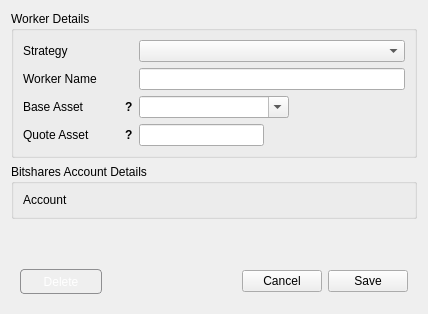
Old version of the form dexbot/views/ui/edit_worker_window.ui in the repository xeroc/stakemachine.
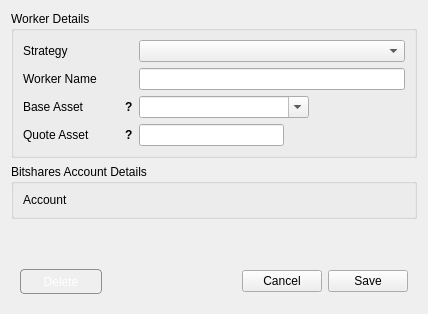
New version of the form.

Commit message: Change strategy ui layout

Patch:
```diff
--- a/dexbot/views/ui/edit_worker_window.ui
+++ b/dexbot/views/ui/edit_worker_window.ui
@@ -84,7 +84,7 @@
         </property>
         <property name="minimumSize">
          <size>
-          <width>150</width>
+          <width>170</width>
           <height>0</height>
          </size>
         </property>
@@ -103,7 +103,7 @@
         </property>
         <property name="maximumSize">
          <size>
-          <width>125</width>
+          <width>145</width>
           <height>16777215</height>
          </size>
         </property>
```
The commit also changes 4 other files.
